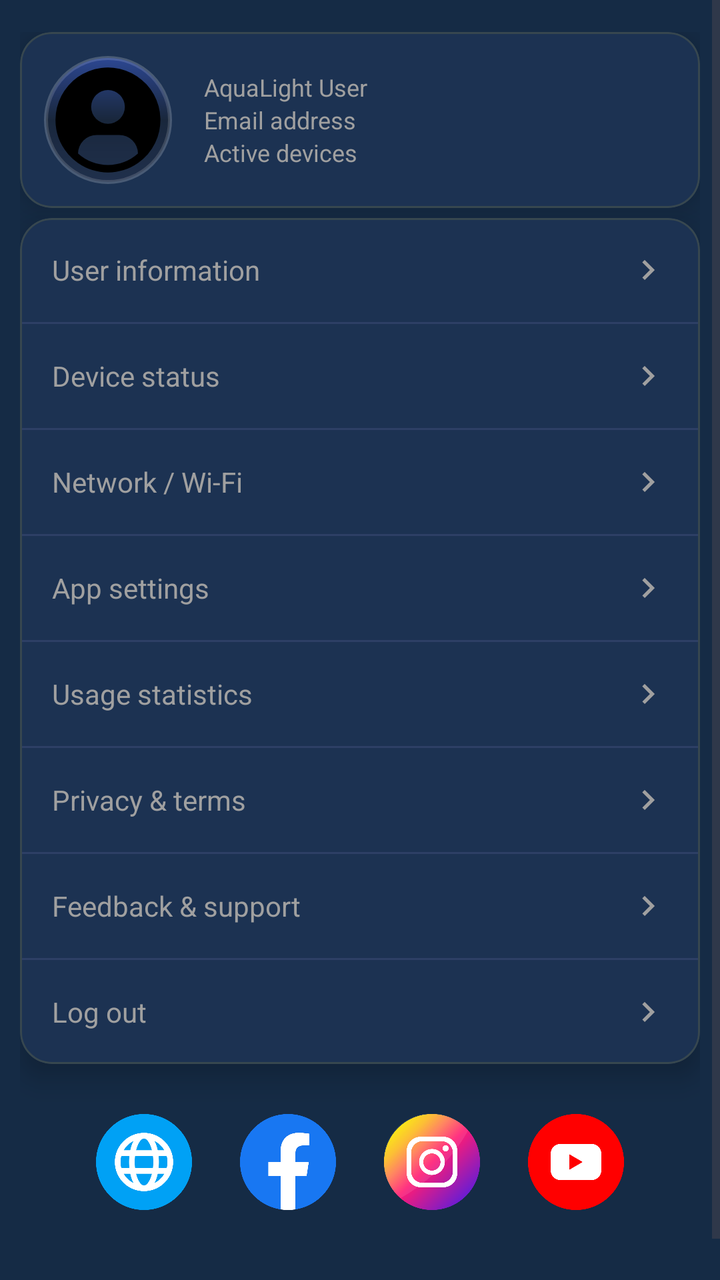
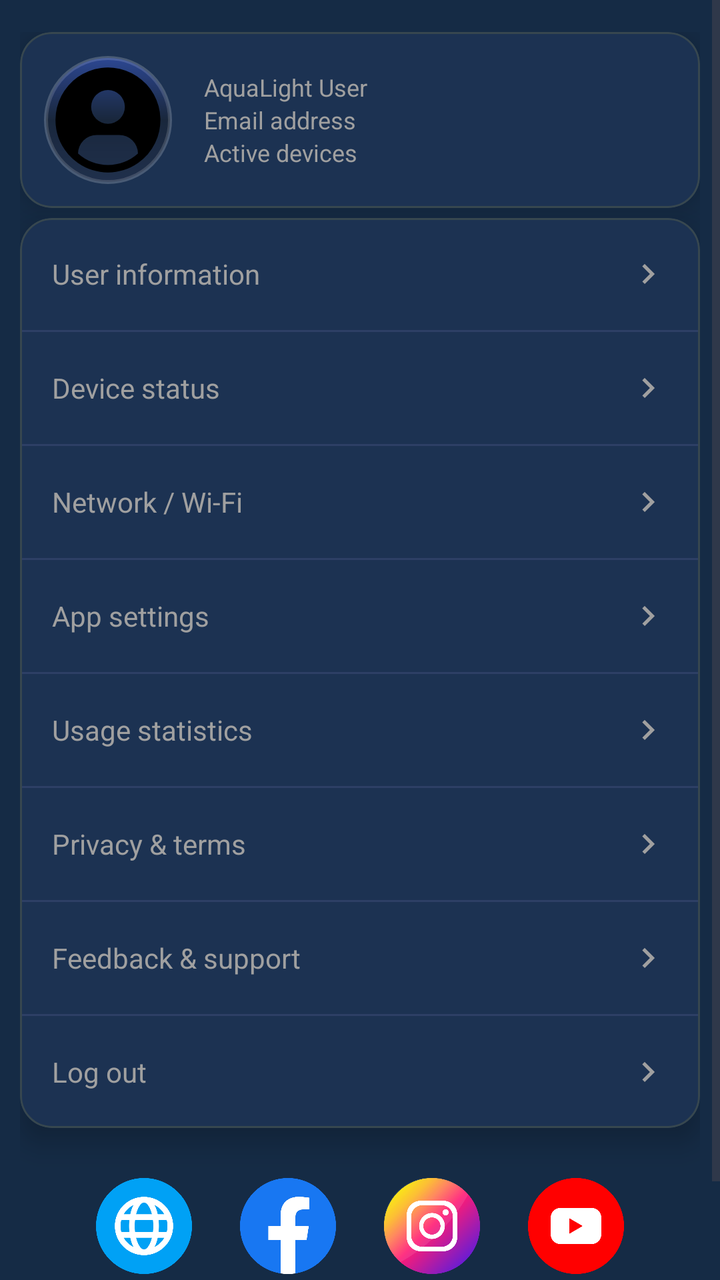

The first picture is an Android layout as it rendered before a commit; the second is the same layout after the commit. The layout source and the unified diff follow.
<!-- AndroidManifest.xml: application theme AppTheme -->
<!-- res/layout/fragment_settings.xml -->
<?xml version="1.0" encoding="utf-8"?>
<ScrollView
    xmlns:android="http://schemas.android.com/apk/res/android"
    xmlns:app="http://schemas.android.com/apk/res-auto"
    android:layout_width="match_parent"
    android:layout_height="match_parent"
    android:background="@color/background_color"
    android:fillViewport="true">

    <LinearLayout
        android:layout_width="match_parent"
        android:layout_height="wrap_content"
        android:orientation="vertical"
        android:paddingTop="16dp"
        android:paddingStart="10dp"
        android:paddingEnd="10dp"
        android:paddingBottom="16dp">

        
        <com.google.android.material.card.MaterialCardView
            android:layout_width="match_parent"
            android:layout_height="wrap_content"
            style="@style/Widget.Aqua.CardStyles"
            android:layout_marginBottom="5dp">

            <LinearLayout
                android:layout_width="match_parent"
                android:layout_height="wrap_content"
                android:orientation="horizontal"
                android:gravity="center_vertical"
                android:padding="12dp">

                <FrameLayout
                    android:layout_width="64dp"
                    android:layout_height="64dp"
                    android:background="@drawable/profile_background">

                    <ImageView
                        android:id="@+id/ivProfilePhoto"
                        android:layout_width="match_parent"
                        android:layout_height="match_parent"
                        android:layout_margin="2dp"
                        android:background="@drawable/profile_clip_circle"
                        android:scaleType="centerCrop"
                        android:src="@drawable/ic_profile_placeholder"
                        android:clipToOutline="true"
                        android:clickable="true"
                        android:focusable="true"
                        android:contentDescription="@string/settings_profile_photo_desc" />
                </FrameLayout>

                <LinearLayout
                    android:layout_width="0dp"
                    android:layout_height="wrap_content"
                    android:layout_weight="1"
                    android:layout_marginStart="16dp"
                    android:orientation="vertical">

                    <TextView
                        android:id="@+id/tvUsername"
                        android:layout_width="match_parent"
                        android:layout_height="wrap_content"
                        android:text="@string/settings_default_username"
                        android:textColor="@color/settings_text_secondary"
                        android:textSize="12sp"/>

                    <TextView
                        android:id="@+id/tvEmail"
                        android:layout_width="match_parent"
                        android:layout_height="wrap_content"
                        android:text="@string/settings_default_email"
                        android:textColor="@color/settings_text_secondary"
                        android:textSize="12sp"/>

                    <TextView
                        android:id="@+id/tvActiveDevices"
                        android:layout_width="match_parent"
                        android:layout_height="wrap_content"
                        android:text="@string/active_devices"
                        android:textColor="@color/settings_text_secondary"
                        android:textSize="12sp"/>
                </LinearLayout>
            </LinearLayout>
        </com.google.android.material.card.MaterialCardView>

        
        <com.google.android.material.card.MaterialCardView
            android:layout_width="match_parent"
            android:layout_height="wrap_content"
            style="@style/Widget.Aqua.CardStyles">

            <LinearLayout
                android:layout_width="match_parent"
                android:layout_height="wrap_content"
                android:orientation="vertical">

                
                <LinearLayout
                    android:id="@+id/rowUserInfo"
                    android:layout_width="match_parent"
					android:layout_height="wrap_content"
                    android:minHeight="52dp"
                    android:paddingHorizontal="16dp"
                    android:gravity="center_vertical"
                    android:clickable="true"
                    android:focusable="true"
                    android:background="?android:attr/selectableItemBackground"
                    android:contentDescription="@string/settings_user_info_desc">

                    <TextView
                        android:layout_width="0dp"
                        android:layout_height="wrap_content"
                        android:layout_weight="1"
                        android:text="@string/settings_user_info"
                        android:textColor="@color/settings_text_secondary"
                        android:textSize="14sp"/>

                    <ImageView
                        android:layout_width="20dp"
                        android:layout_height="20dp"
                        android:src="@drawable/ic_arrow_right"
                        app:tint="@color/settings_text_secondary"
                        android:contentDescription="@string/settings_arrow_desc"/>
                </LinearLayout>

                <View
                    android:layout_width="match_parent"
                    android:layout_height="1dp"
                    android:background="@color/settings_divider"/>

                
                <LinearLayout
                    android:id="@+id/rowDeviceStatus"
                    android:layout_width="match_parent"
					android:layout_height="wrap_content"
                    android:minHeight="52dp"
                    android:paddingHorizontal="16dp"
                    android:gravity="center_vertical"
                    android:clickable="true"
                    android:focusable="true"
                    android:background="?android:attr/selectableItemBackground"
                    android:contentDescription="@string/settings_device_status_desc">

                    <TextView
                        android:layout_width="0dp"
                        android:layout_height="wrap_content"
                        android:layout_weight="1"
                        android:text="@string/settings_device_status"
                        android:textColor="@color/settings_text_secondary"
                        android:textSize="14sp"/>

                    <ImageView
                        android:layout_width="20dp"
                        android:layout_height="20dp"
                        android:src="@drawable/ic_arrow_right"
                        app:tint="@color/settings_text_secondary"
                        android:contentDescription="@string/settings_arrow_desc"/>
                </LinearLayout>

                <View
                    android:layout_width="match_parent"
                    android:layout_height="1dp"
                    android:background="@color/settings_divider"/>

                
                <LinearLayout
                    android:id="@+id/rowNetwork"
                    android:layout_width="match_parent"
					android:layout_height="wrap_content"
                    android:minHeight="52dp"
                    android:paddingHorizontal="16dp"
                    android:gravity="center_vertical"
                    android:clickable="true"
                    android:focusable="true"
                    android:background="?android:attr/selectableItemBackground"
                    android:contentDescription="@string/settings_network_desc">

                    <TextView
                        android:layout_width="0dp"
                        android:layout_height="wrap_content"
                        android:layout_weight="1"
                        android:text="@string/settings_network"
                        android:textColor="@color/settings_text_secondary"
                        android:textSize="14sp"/>

                    <ImageView
                        android:layout_width="20dp"
                        android:layout_height="20dp"
                        android:src="@drawable/ic_arrow_right"
                        app:tint="@color/settings_text_secondary"
                        android:contentDescription="@string/settings_arrow_desc"/>
                </LinearLayout>

                <View
                    android:layout_width="match_parent"
                    android:layout_height="1dp"
                    android:background="@color/settings_divider"/>

                
                <LinearLayout
                    android:id="@+id/rowSettings"
                    android:layout_width="match_parent"
					android:layout_height="wrap_content"
                    android:minHeight="52dp"
                    android:paddingHorizontal="16dp"
                    android:gravity="center_vertical"
                    android:clickable="true"
                    android:focusable="true"
                    android:background="?android:attr/selectableItemBackground"
                    android:contentDescription="@string/settings_app_desc">

                    <TextView
                        android:layout_width="0dp"
                        android:layout_height="wrap_content"
                        android:layout_weight="1"
                        android:text="@string/settings_app"
                        android:textColor="@color/settings_text_secondary"
                        android:textSize="14sp"/>

                    <ImageView
                        android:layout_width="20dp"
                        android:layout_height="20dp"
                        android:src="@drawable/ic_arrow_right"
                        app:tint="@color/settings_text_secondary"
                        android:contentDescription="@string/settings_arrow_desc"/>
                </LinearLayout>

                <View
                    android:layout_width="match_parent"
                    android:layout_height="1dp"
                    android:background="@color/settings_divider"/>

                
                <LinearLayout
                    android:id="@+id/rowUsage"
                    android:layout_width="match_parent"
					android:layout_height="wrap_content"
                    android:minHeight="52dp"
                    android:paddingHorizontal="16dp"
                    android:gravity="center_vertical"
                    android:clickable="true"
                    android:focusable="true"
                    android:background="?android:attr/selectableItemBackground"
                    android:contentDescription="@string/settings_usage_desc">

                    <TextView
                        android:layout_width="0dp"
                        android:layout_height="wrap_content"
                        android:layout_weight="1"
                        android:text="@string/settings_usage"
                        android:textColor="@color/settings_text_secondary"
                        android:textSize="14sp"/>

                    <ImageView
                        android:layout_width="20dp"
                        android:layout_height="20dp"
                        android:src="@drawable/ic_arrow_right"
                        app:tint="@color/settings_text_secondary"
                        android:contentDescription="@string/settings_arrow_desc"/>
                </LinearLayout>

                <View
                    android:layout_width="match_parent"
                    android:layout_height="1dp"
                    android:background="@color/settings_divider"/>

                
                <LinearLayout
                    android:id="@+id/rowPrivacy"
                    android:layout_width="match_parent"
					android:layout_height="wrap_content"
                    android:minHeight="52dp"
                    android:paddingHorizontal="16dp"
                    android:gravity="center_vertical"
                    android:clickable="true"
                    android:focusable="true"
                    android:background="?android:attr/selectableItemBackground"
                    android:contentDescription="@string/settings_privacy_desc">

                    <TextView
                        android:layout_width="0dp"
                        android:layout_height="wrap_content"
                        android:layout_weight="1"
                        android:text="@string/settings_privacy"
                        android:textColor="@color/settings_text_secondary"
                        android:textSize="14sp"/>

                    <ImageView
                        android:layout_width="20dp"
                        android:layout_height="20dp"
                        android:src="@drawable/ic_arrow_right"
                        app:tint="@color/settings_text_secondary"
                        android:contentDescription="@string/settings_arrow_desc"/>
                </LinearLayout>

                <View
                    android:layout_width="match_parent"
                    android:layout_height="1dp"
                    android:background="@color/settings_divider"/>

                
                <LinearLayout
                    android:id="@+id/rowFeedback"
                    android:layout_width="match_parent"
					android:layout_height="wrap_content"
                    android:minHeight="52dp"
                    android:paddingHorizontal="16dp"
                    android:gravity="center_vertical"
                    android:clickable="true"
                    android:focusable="true"
                    android:background="?android:attr/selectableItemBackground"
                    android:contentDescription="@string/settings_feedback_desc">

                    <TextView
                        android:layout_width="0dp"
                        android:layout_height="wrap_content"
                        android:layout_weight="1"
                        android:text="@string/settings_feedback"
                        android:textColor="@color/settings_text_secondary"
                        android:textSize="14sp"/>

                    <ImageView
                        android:layout_width="20dp"
                        android:layout_height="20dp"
                        android:src="@drawable/ic_arrow_right"
                        app:tint="@color/settings_text_secondary"
                        android:contentDescription="@string/settings_arrow_desc"/>
                </LinearLayout>

                <View
                    android:layout_width="match_parent"
                    android:layout_height="1dp"
                    android:background="@color/settings_divider"/>

                
                <LinearLayout
                    android:id="@+id/rowLogout"
                    android:layout_width="match_parent"
					android:layout_height="wrap_content"
                    android:minHeight="52dp"
                    android:paddingHorizontal="16dp"
                    android:gravity="center_vertical"
                    android:clickable="true"
                    android:focusable="true"
                    android:background="?android:attr/selectableItemBackground"
                    android:contentDescription="@string/settings_logout_desc">

                    <TextView
                        android:layout_width="0dp"
                        android:layout_height="wrap_content"
                        android:layout_weight="1"
                        android:text="@string/settings_logout"
                        android:textColor="@color/settings_text_secondary"
                        android:textSize="14sp"/>

                    <ImageView
                        android:layout_width="20dp"
                        android:layout_height="20dp"
                        android:src="@drawable/ic_arrow_right"
                        app:tint="@color/settings_text_secondary"
                        android:contentDescription="@string/settings_arrow_desc"/>
                </LinearLayout>
            </LinearLayout>
        </com.google.android.material.card.MaterialCardView>

        
        <LinearLayout
    android:id="@+id/rowSocialLinks"
    android:layout_width="match_parent"
    android:layout_height="wrap_content"
    android:orientation="horizontal"
    android:gravity="center"
    android:layout_marginTop="25dp"
    android:layout_marginStart="10dp"
    android:layout_marginEnd="10dp">

            <ImageView
                android:id="@+id/ivSocialWebsite"
                android:layout_width="48dp"
                android:layout_height="48dp"
                android:src="@drawable/internet"
                android:background="?attr/selectableItemBackgroundBorderless"
                android:contentDescription="@string/settings_social_website"/>

            <ImageView
                android:id="@+id/ivSocialFacebook"
                android:layout_width="48dp"
                android:layout_height="48dp"
                android:layout_marginStart="24dp"
                android:src="@drawable/facebook"
                android:background="?attr/selectableItemBackgroundBorderless"
                android:contentDescription="@string/settings_social_facebook"/>

            <ImageView
                android:id="@+id/ivSocialInstagram"
                android:layout_width="48dp"
                android:layout_height="48dp"
                android:layout_marginStart="24dp"
                android:src="@drawable/instagram"
                android:background="?attr/selectableItemBackgroundBorderless"
                android:contentDescription="@string/settings_social_instagram"/>

            <ImageView
                android:id="@+id/ivSocialYoutube"
                android:layout_width="48dp"
                android:layout_height="48dp"
                android:layout_marginStart="24dp"
                android:src="@drawable/youtube"
                android:background="?attr/selectableItemBackgroundBorderless"
                android:contentDescription="@string/settings_social_youtube"/>
        </LinearLayout>
		
		
<TextView
    android:id="@+id/tvFooterInfo"
    android:layout_width="match_parent"
    android:layout_height="wrap_content"
    android:layout_marginTop="12dp"
    android:layout_marginBottom="12dp"
    android:gravity="center"
    android:textColor="@color/settings_text_secondary"
    android:textSize="12sp" />
    </LinearLayout>
</ScrollView>
<!-- resources referenced by this layout -->
<resources>
  <color name="background_color">#152B45</color>
  <color name="settings_divider">#2D3F66</color>
  <color name="settings_text_secondary">#A0A0A0</color>
  <!-- drawable ic_arrow_right (drawable) -->
  <vector xmlns:android="http://schemas.android.com/apk/res/android"
      android:width="24dp"
      android:height="24dp"
      android:viewportWidth="24"
      android:viewportHeight="24">
  
      <path
          android:fillColor="#A0A0A0"
          android:pathData="M8.59,16.59L13.17,12L8.59,7.41L10,6L16,12L10,18L8.59,16.59Z"/>
  </vector>
  <!-- drawable profile_clip_circle (drawable) -->
  <?xml version="1.0" encoding="utf-8"?>
  <shape xmlns:android="http://schemas.android.com/apk/res/android"
      android:shape="oval">
      <solid android:color="@android:color/transparent" />
  </shape>
  <string name="active_devices">Active devices</string>
  <string name="settings_app">App settings</string>
  <string name="settings_app_desc">Manage theme, language and general settings</string>
  <string name="settings_arrow_desc">Go to details</string>
  <string name="settings_default_email">Email address</string>
  <string name="settings_default_username">AquaLight User</string>
  <string name="settings_device_status">Device status</string>
  <string name="settings_device_status_desc">View the status of connected devices</string>
  <string name="settings_feedback">Feedback &amp; support</string>
  <string name="settings_feedback_desc">Send feedback or get support</string>
  <string name="settings_logout">Log out</string>
  <string name="settings_logout_desc">Sign out of your account</string>
  <string name="settings_network">Network / Wi-Fi</string>
  <string name="settings_network_desc">Configure network and connection settings</string>
  <string name="settings_privacy">Privacy &amp; terms</string>
  <string name="settings_privacy_desc">View privacy policy and terms of use</string>
  <string name="settings_profile_photo_desc">Profile photo</string>
  <string name="settings_social_facebook">Facebook</string>
  <string name="settings_social_instagram">Instagram</string>
  <string name="settings_social_website">Website</string>
  <string name="settings_social_youtube">YouTube</string>
  <string name="settings_usage">Usage statistics</string>
  <string name="settings_usage_desc">View app usage statistics</string>
  <string name="settings_user_info">User information</string>
  <string name="settings_user_info_desc">View and edit user information</string>
  <style name="Widget.Aqua.CardStyles" parent="Widget.MaterialComponents.CardView">
      <item name="cardBackgroundColor">@color/settings_card_background</item>
      <item name="cardCornerRadius">16dp</item>
      <item name="cardElevation">8dp</item>
      <item name="cardUseCompatPadding">false</item>
  </style>
  <color name="settings_card_background">#1C3252</color>
  <color name="md_theme_light_primary">#2196F3</color>
  <color name="md_theme_light_onPrimary">#FFFFFF</color>
  <color name="md_theme_light_secondary">#4A6363</color>
  <color name="md_theme_light_onSecondary">#FFFFFF</color>
  <color name="md_theme_light_background">#152B45</color>
  <color name="md_theme_light_surface">#152B45</color>
  <color name="md_theme_light_onSurface">#E0E6ED</color>
  <color name="md_theme_light_surfaceVariant">#233042</color>
  <color name="md_theme_light_onSurfaceVariant">#5C6B75</color>
  <color name="md_theme_light_outline">#455A64</color>
  <color name="md_theme_light_outlineVariant">#37474F</color>
  <color name="md_theme_light_error">#D32F2F</color>
  <color name="md_theme_light_onError">#FFFFFF</color>
  <!-- unchanged entries left out for length: 7 -->
</resources>

<!-- the commit's change to res/layout/fragment_settings.xml (unified diff, before → after) -->
@@ -99,7 +99,7 @@
                     android:id="@+id/rowUserInfo"
                     android:layout_width="match_parent"
 					android:layout_height="wrap_content"
-                    android:minHeight="52dp"
+                    android:minHeight="56dp"
                     android:paddingHorizontal="16dp"
                     android:gravity="center_vertical"
                     android:clickable="true"
@@ -133,7 +133,7 @@
                     android:id="@+id/rowDeviceStatus"
                     android:layout_width="match_parent"
 					android:layout_height="wrap_content"
-                    android:minHeight="52dp"
+                    android:minHeight="56dp"
                     android:paddingHorizontal="16dp"
                     android:gravity="center_vertical"
                     android:clickable="true"
@@ -167,7 +167,7 @@
                     android:id="@+id/rowNetwork"
                     android:layout_width="match_parent"
 					android:layout_height="wrap_content"
-                    android:minHeight="52dp"
+                    android:minHeight="56dp"
                     android:paddingHorizontal="16dp"
                     android:gravity="center_vertical"
                     android:clickable="true"
@@ -201,7 +201,7 @@
                     android:id="@+id/rowSettings"
                     android:layout_width="match_parent"
 					android:layout_height="wrap_content"
-                    android:minHeight="52dp"
+                    android:minHeight="56dp"
                     android:paddingHorizontal="16dp"
                     android:gravity="center_vertical"
                     android:clickable="true"
@@ -235,7 +235,7 @@
                     android:id="@+id/rowUsage"
                     android:layout_width="match_parent"
 					android:layout_height="wrap_content"
-                    android:minHeight="52dp"
+                    android:minHeight="56dp"
                     android:paddingHorizontal="16dp"
                     android:gravity="center_vertical"
                     android:clickable="true"
@@ -269,7 +269,7 @@
                     android:id="@+id/rowPrivacy"
                     android:layout_width="match_parent"
 					android:layout_height="wrap_content"
-                    android:minHeight="52dp"
+                    android:minHeight="56dp"
                     android:paddingHorizontal="16dp"
                     android:gravity="center_vertical"
                     android:clickable="true"
@@ -303,7 +303,7 @@
                     android:id="@+id/rowFeedback"
                     android:layout_width="match_parent"
 					android:layout_height="wrap_content"
-                    android:minHeight="52dp"
+                    android:minHeight="56dp"
                     android:paddingHorizontal="16dp"
                     android:gravity="center_vertical"
                     android:clickable="true"
@@ -337,7 +337,7 @@
                     android:id="@+id/rowLogout"
                     android:layout_width="match_parent"
 					android:layout_height="wrap_content"
-                    android:minHeight="52dp"
+                    android:minHeight="56dp"
                     android:paddingHorizontal="16dp"
                     android:gravity="center_vertical"
                     android:clickable="true"
